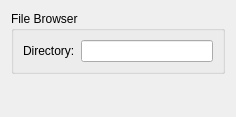
Above: quarkplayer-plugins/FileBrowser/config/FileBrowserConfigWidget.ui from tkrotoff/QuarkPlayer before the change. Below: the same form after it.
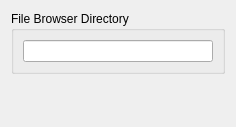
That is the form after the change. Custom widgets are drawn as their Qt base class.

What changed in the file:
```diff
--- a/quarkplayer-plugins/FileBrowser/config/FileBrowserConfigWidget.ui
+++ b/quarkplayer-plugins/FileBrowser/config/FileBrowserConfigWidget.ui
@@ -7,24 +7,17 @@
     <x>0</x>
     <y>0</y>
     <width>232</width>
-    <height>117</height>
+    <height>127</height>
    </rect>
   </property>
   <layout class="QGridLayout" name="gridLayout_2">
    <item row="0" column="0">
     <widget class="QGroupBox" name="groupBox">
      <property name="title">
-      <string>File Browser</string>
+      <string>File Browser Directory</string>
      </property>
      <layout class="QGridLayout" name="gridLayout">
       <item row="0" column="0">
-       <widget class="QLabel" name="musicDirLabel">
-        <property name="text">
-         <string>Directory:</string>
-        </property>
-       </widget>
-      </item>
-      <item row="0" column="1">
        <widget class="FileChooserWidget" name="fileChooserWidget"/>
       </item>
      </layout>
```
Left out of the diff: 1 changed line with no effect on the pictures.
